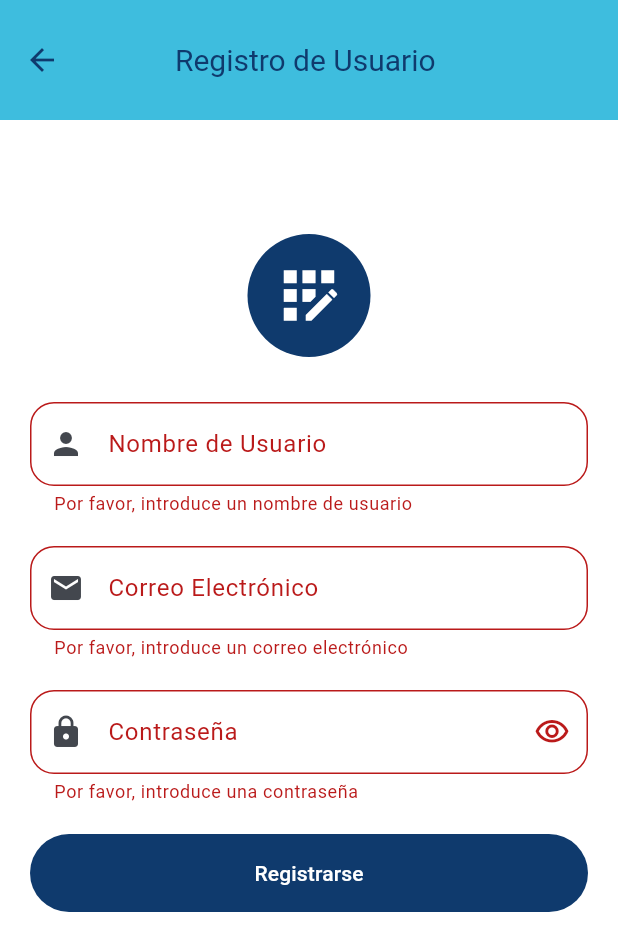
After one commit to Armoa/pharma, a Flutter app: the RegisterScreen screen opened directly, scrolled down 80 dp, after a tap on "Registrarse", on a phone screen of 412 x 824 dp. The commit adds this screen. Shown: the top 951 px of the screen. Run offline on Flutter 3.47's test engine with Material 3 defaults, Android fonts, the phone set to English and light mode, and no system bars; our stand-ins replace carousel_slider, connectivity_plus, firebase_auth, firebase_core, firebase_messaging, flutter_map and 8 more; missing offline and left inert: onesignal_flutter; accounts and stored records are empty; network calls fail.

Commit message:
Actualizacion del Sitema de Login y Registro

```diff
--- /dev/null
+++ b/lib/screens/register_user.dart
@@ -0,0 +1,212 @@
+import 'package:flutter/material.dart';
+import 'package:pharma/model/colors.dart';
+import 'package:pharma/screens/login.dart';
+import 'package:provider/provider.dart';
+
+// import 'package:shop/widgets/app_bar.dart' show NewAppBar;
+
+import '../provider/auth_provider.dart';
+// import '../widgets/app_drawer.dart';
+
+class RegisterScreen extends StatefulWidget {
+  const RegisterScreen({super.key});
+
+  @override
+  RegisterScreenState createState() => RegisterScreenState();
+}
+
+class RegisterScreenState extends State<RegisterScreen> {
+  final _formKey = GlobalKey<FormState>();
+  String _username = '';
+  String _email = '';
+  String _password = '';
+
+  bool _obscureText = true; // Para controlar la visibilidad de la contraseña
+
+  void _register(BuildContext context) async {
+    if (_formKey.currentState!.validate()) {
+      _formKey.currentState!.save();
+
+      // Llama al método registerUser del AuthProvider
+      final authProvider = Provider.of<AuthProvider>(context, listen: false);
+      final result = await authProvider.registerUser(
+        _username,
+        _email,
+        _password,
+      );
+
+      // Muestra un mensaje al usuario dependiendo del resultado
+      ScaffoldMessenger.of(context).showSnackBar(
+        SnackBar(content: Text(result?['message'] ?? 'Error desconocido')),
+      );
+
+      // Si el registro fue exitoso, navegar a LoginScreen()
+      if (result?['status'] == "success") {
+        Navigator.pushReplacement(
+          context,
+          MaterialPageRoute(builder: (context) => LoginScreen()),
+        );
+      }
+    }
+  }
+
+  @override
+  Widget build(BuildContext context) {
+    return Scaffold(
+      backgroundColor: AppColors.blueAcua,
+      appBar: AppBar(
+        backgroundColor: AppColors.blueAcua,
+        surfaceTintColor: Colors.transparent,
+        title: const Text("Registro de Usuario "),
+        centerTitle: true,
+      ),
+      body: SingleChildScrollView(
+        child: Container(
+          height: MediaQuery.of(context).size.height,
+          decoration: const BoxDecoration(
+            borderRadius: BorderRadius.only(
+              topLeft: Radius.circular(20),
+              topRight: Radius.circular(20),
+            ),
+            color: Color.fromARGB(255, 255, 255, 255),
+          ),
+          child: Padding(
+            padding: const EdgeInsets.all(20),
+            child: Form(
+              key: _formKey,
+              child: Column(
+                mainAxisAlignment: MainAxisAlignment.center,
+                crossAxisAlignment: CrossAxisAlignment.start,
+                children: [
+                  Row(
+                    mainAxisAlignment: MainAxisAlignment.center,
+                    children: [
+                      Container(
+                        decoration: const BoxDecoration(
+                          borderRadius: BorderRadius.all(Radius.circular(50)),
+                          color: AppColors.blueDark,
+                        ),
+                        child: const Padding(
+                          padding: EdgeInsets.all(16),
+                          child: Icon(
+                            Icons.app_registration,
+                            size: 50,
+                            color: Colors.white,
+                          ),
+                        ),
+                      ),
+                    ],
+                  ),
+                  const SizedBox(height: 30),
+                  TextFormField(
+                    decoration: InputDecoration(
+                      labelText: 'Nombre de Usuario',
+                      prefixIcon: const Icon(Icons.person),
+                      border: OutlineInputBorder(
+                        borderRadius: BorderRadius.circular(16.0),
+                      ),
+                    ),
+                    validator: (value) {
+                      if (value == null || value.isEmpty) {
+                        return 'Por favor, introduce un nombre de usuario';
+                      }
+                      if (value.trim().contains(' ')) {
+                        return 'El nombre de usuario debe ser solo una palabra';
+                      }
+                      return null;
+                    },
+                    onSaved: (value) {
+                      _username = value!;
+                    },
+                  ),
+                  const SizedBox(height: 20),
+                  TextFormField(
+                    decoration: InputDecoration(
+                      labelText: 'Correo Electrónico',
+                      prefixIcon: const Icon(Icons.email),
+                      border: OutlineInputBorder(
+                        borderRadius: BorderRadius.circular(16.0),
+                      ),
+                    ),
+                    keyboardType: TextInputType.emailAddress,
+                    validator: (value) {
+                      if (value == null || value.isEmpty) {
+                        return 'Por favor, introduce un correo electrónico';
+                      }
+                      if (!RegExp(r'^[^@]+@[^@]+\.[^@]+').hasMatch(value)) {
+                        return 'Por favor, introduce un correo válido';
+                      }
+                      return null;
+                    },
+                    onSaved: (value) {
+                      _email = value!;
+                    },
+                  ),
+                  const SizedBox(height: 20),
+                  TextFormField(
+                    decoration: InputDecoration(
+                      labelText: 'Contraseña',
+                      prefixIcon: const Icon(Icons.lock),
+                      border: OutlineInputBorder(
+                        borderRadius: BorderRadius.circular(16.0),
+                      ),
+                      suffixIcon: IconButton(
+                        // Widget a la derecha (para el icono del ojo)
+                        icon: Icon(
+                          _obscureText
+                              ? Icons.visibility_outlined
+                              : Icons.visibility_off_outlined,
+                        ),
+                        onPressed: () {
+                          setState(() {
+                            _obscureText =
+                                !_obscureText; // Cambia el estado de la visibilidad
+                          });
+                        },
+                      ),
+                    ),
+                    obscureText: _obscureText,
+                    validator: (value) {
+                      if (value == null || value.isEmpty) {
+                        return 'Por favor, introduce una contraseña';
+                      }
+                      if (value.length < 6) {
+                        return 'La contraseña debe tener al menos 6 caracteres';
+                      }
+                      return null;
+                    },
+                    onSaved: (value) {
+                      _password = value!;
+                    },
+                  ),
+                  const SizedBox(height: 20),
+                  Row(
+                    children: [
+                      Expanded(
+                        child: ElevatedButton(
+                          style: ElevatedButton.styleFrom(
+                            elevation: 0,
+                            backgroundColor: AppColors.blueDark,
+                          ),
+                          onPressed: () => _register(context),
+                          child: const Padding(
+                            padding: EdgeInsets.all(16),
+                            child: Text(
+                              'Registrarse',
+                              style: TextStyle(color: Colors.white),
+                            ),
+                          ),
+                        ),
+                      ),
+                    ],
+                  ),
+                  const SizedBox(height: 60),
+                ],
+              ),
+            ),
+          ),
+        ),
+      ),
+    );
+  }
+}
--- a/lib/splash_screen.dart
+++ b/lib/splash_screen.dart
@@ -107,11 +107,7 @@ class SplashScreenState extends State<SplashScreen> {
       });
     } else {
       // Procede a verificar la sesión si hay conexión
-
-      final authProvider = Provider.of<local_auth.AuthProvider>(
-        context,
-        listen: false,
-      );
+      final authProvider = Provider.of<AuthProvider>(context, listen: false);
       await authProvider.loadUser();
       print("Usuario cargado: ${authProvider.user}");
       print("Token: ${authProvider.user?.token}");
```
Also changed, not shown: lib/provider/auth_provider.dart (+57 -13 lines), lib/screens/login.dart (+63 -4 lines), lib/widget/drawer.dart (+79 -26 lines).
